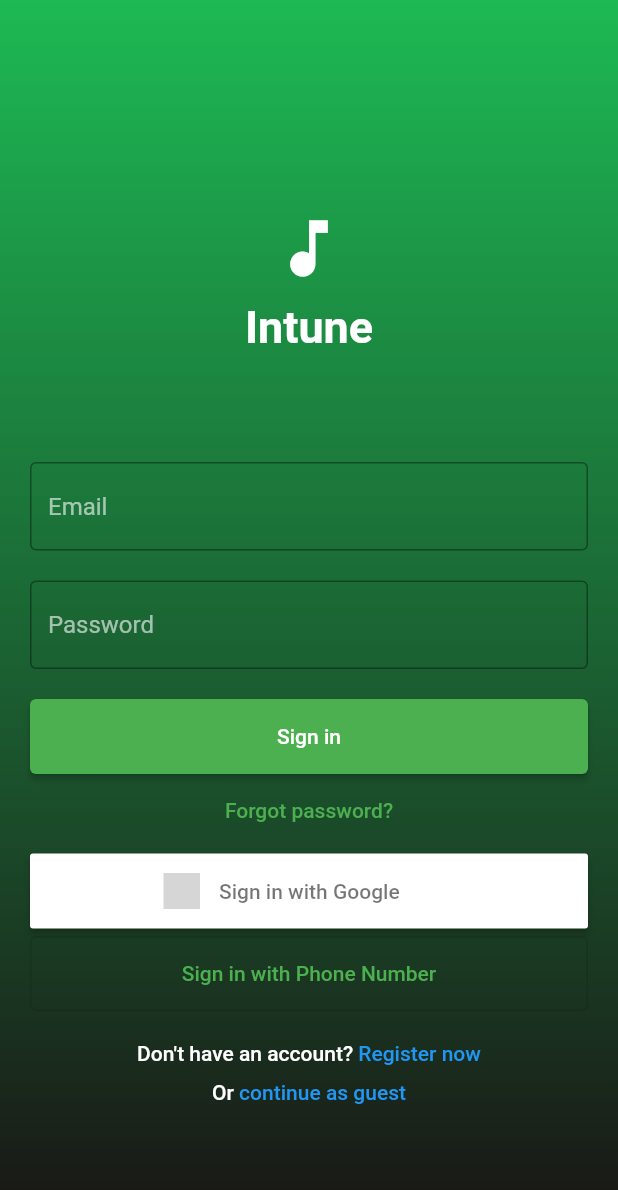
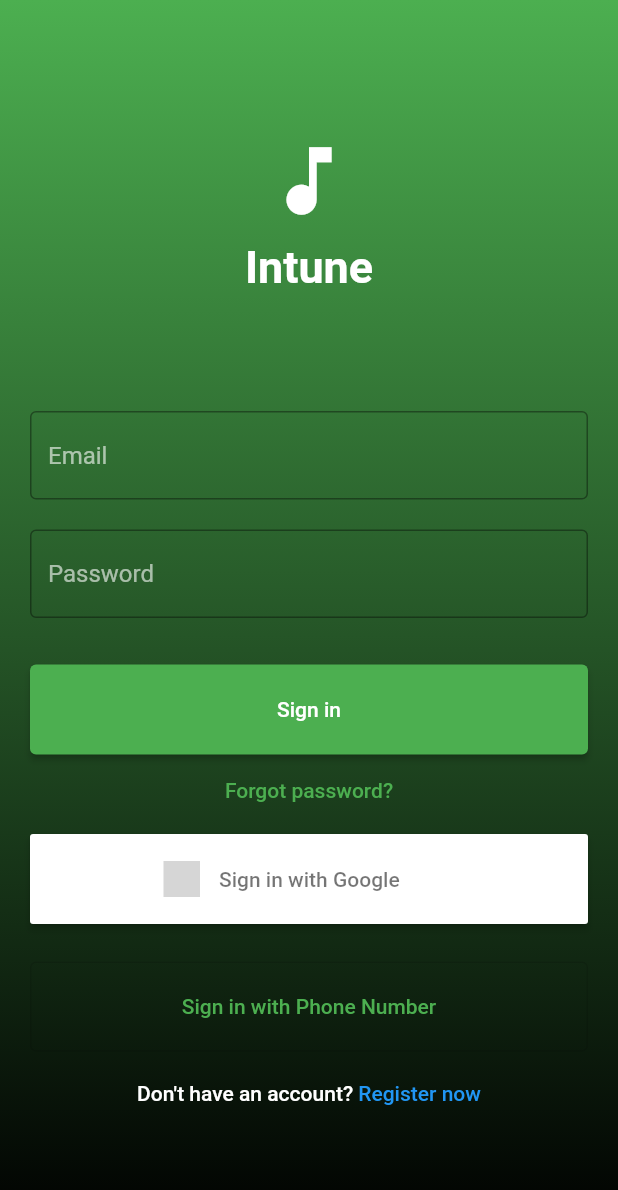
Before and after one commit to Quatton/intune, a Flutter app: the screen it shows after launch, on a phone screen of 412 x 824 dp. Shown: the top 1190 px of the screen. Run offline on Flutter 3.47's test engine with Material 2 defaults, Android fonts, the phone set to English and light mode, and no system bars; our stand-ins replace firebase_auth, firebase_core, flutter_dotenv, flutter_signin_button, google_sign_in, logger; missing offline and left inert: spotify, spotify_sdk; accounts and stored records are empty; grey boxes are pictures that could not be loaded.

Commit message:
Update auth.dart

```diff
--- a/lib/auth.dart
+++ b/lib/auth.dart
@@ -116,14 +116,15 @@ class _AuthState extends State<Auth> {
     return GestureDetector(
       child: Scaffold(
         body: Container(
-          decoration: const BoxDecoration(
+          height: double.infinity,
+          decoration: BoxDecoration(
             gradient: LinearGradient(
               begin: Alignment.topCenter,
               end: Alignment.bottomCenter,
               colors: [
                 // Spotify-themed sets of colors
-                Color(0xFF1DB954),
-                Color(0xFF191414),
+                Colors.green.shade500,
+                Colors.black,
               ],
             ),
           ),
@@ -131,6 +132,8 @@ class _AuthState extends State<Auth> {
             child: SingleChildScrollView(
               child: Center(
                 child: Column(
+                  // set mainAxisSize to screen size
+                  mainAxisAlignment: MainAxisAlignment.center,
                   children: [
                     // placeholder banner with logo and app title: Intune and a placeholder logo using the icon of music
                     SizedBox(
@@ -142,7 +145,7 @@ class _AuthState extends State<Auth> {
                           children: const [
                             Icon(
                               Icons.music_note,
-                              size: 50,
+                              size: 60,
                               color: Colors.white,
                             ),
                             SizedBox(height: 10),
@@ -167,7 +170,6 @@ class _AuthState extends State<Auth> {
                           child: ConstrainedBox(
                             constraints: const BoxConstraints(maxWidth: 400),
                             child: Column(
-                              mainAxisAlignment: MainAxisAlignment.center,
                               children: [
                                 Visibility(
                                   visible: error.isNotEmpty,
@@ -194,6 +196,12 @@ class _AuthState extends State<Auth> {
                                   ),
                                 ),
                                 const SizedBox(height: 20),
+                                SizedBox(
+                                  height: 160,
+                                  child: Column(
+                                      mainAxisAlignment:
+                                          MainAxisAlignment.center,
+                                      children: [
                                         if (mode != AuthMode.phone)
                                           Column(
                                             children: [
@@ -201,10 +209,11 @@ class _AuthState extends State<Auth> {
                                                 controller: emailController,
                                                 decoration: const InputDecoration(
                                                     hintText: 'Email',
-                                          border: OutlineInputBorder(),
-                                        ),
+                                                    border:
+                                                        OutlineInputBorder()),
                                                 validator: (value) =>
-                                            value != null && value.isNotEmpty
+                                                    value != null &&
+                                                            value.isNotEmpty
                                                         ? null
                                                         : 'Required',
                                               ),
@@ -212,12 +221,14 @@ class _AuthState extends State<Auth> {
                                               TextFormField(
                                                 controller: passwordController,
                                                 obscureText: true,
-                                        decoration: const InputDecoration(
+                                                decoration:
+                                                    const InputDecoration(
                                                   hintText: 'Password',
                                                   border: OutlineInputBorder(),
                                                 ),
                                                 validator: (value) =>
-                                            value != null && value.isNotEmpty
+                                                    value != null &&
+                                                            value.isNotEmpty
                                                         ? null
                                                         : 'Required',
                                               ),
@@ -232,14 +243,17 @@ class _AuthState extends State<Auth> {
                                               border: OutlineInputBorder(),
                                             ),
                                             validator: (value) =>
-                                        value != null && value.isNotEmpty
+                                                value != null &&
+                                                        value.isNotEmpty
                                                     ? null
                                                     : 'Required',
+                                          ),
+                                      ]),
                                 ),
                                 const SizedBox(height: 20),
                                 SizedBox(
                                   width: double.infinity,
-                                  height: 50,
+                                  height: 60,
                                   child: ElevatedButton(
                                     onPressed: isLoading
                                         ? null
@@ -267,12 +281,12 @@ class _AuthState extends State<Auth> {
                                           child: isLoading
                                               ? Container(
                                                   color: Colors.grey[200],
-                                                  height: 50,
+                                                  height: 60,
                                                   width: double.infinity,
                                                 )
                                               : SizedBox(
                                                   width: double.infinity,
-                                                  height: 50,
+                                                  height: 60,
                                                   child: SignInButton(
                                                     button,
                                                     onPressed:
@@ -283,9 +297,10 @@ class _AuthState extends State<Auth> {
                                       ),
                                     )
                                     .toList(),
+                                const SizedBox(height: 20),
                                 SizedBox(
                                   width: double.infinity,
-                                  height: 50,
+                                  height: 60,
                                   child: OutlinedButton(
                                     onPressed: isLoading
                                         ? null
@@ -311,11 +326,14 @@ class _AuthState extends State<Auth> {
                                   ),
                                 ),
                                 const SizedBox(height: 20),
-                                if (mode != AuthMode.phone)
-                                  RichText(
+                                SizedBox(
+                                    height: 60,
+                                    child: mode != AuthMode.phone
+                                        ? RichText(
                                             text: TextSpan(
-                                      style:
-                                          Theme.of(context).textTheme.bodyText1,
+                                              style: Theme.of(context)
+                                                  .textTheme
+                                                  .bodyText1,
                                               children: [
                                                 TextSpan(
                                                   text: mode == AuthMode.login
@@ -328,35 +346,24 @@ class _AuthState extends State<Auth> {
                                                       : 'Click to login',
                                                   style: const TextStyle(
                                                       color: Colors.blue),
-                                          recognizer: TapGestureRecognizer()
+                                                  recognizer:
+                                                      TapGestureRecognizer()
                                                         ..onTap = () {
                                                           setState(() {
-                                                mode = mode == AuthMode.login
-                                                    ? AuthMode.register
-                                                    : AuthMode.login;
+                                                            mode = mode ==
+                                                                    AuthMode
+                                                                        .login
+                                                                ? AuthMode
+                                                                    .register
+                                                                : AuthMode
+                                                                    .login;
                                                           });
                                                         },
                                                 ),
                                               ],
                                             ),
-                                  ),
-                                const SizedBox(height: 10),
-                                RichText(
-                                  text: TextSpan(
-                                    style:
-                                        Theme.of(context).textTheme.bodyText1,
-                                    children: [
-                                      const TextSpan(text: 'Or '),
-                                      TextSpan(
-                                        text: 'continue as guest',
-                                        style:
-                                            const TextStyle(color: Colors.blue),
-                                        recognizer: TapGestureRecognizer()
-                                          ..onTap = _anonymousAuth,
-                                      ),
-                                    ],
-                                  ),
-                                ),
+                                          )
+                                        : null),
                               ],
                             ),
                           ),
```
Lines whose indentation alone changed are shown as unchanged.
